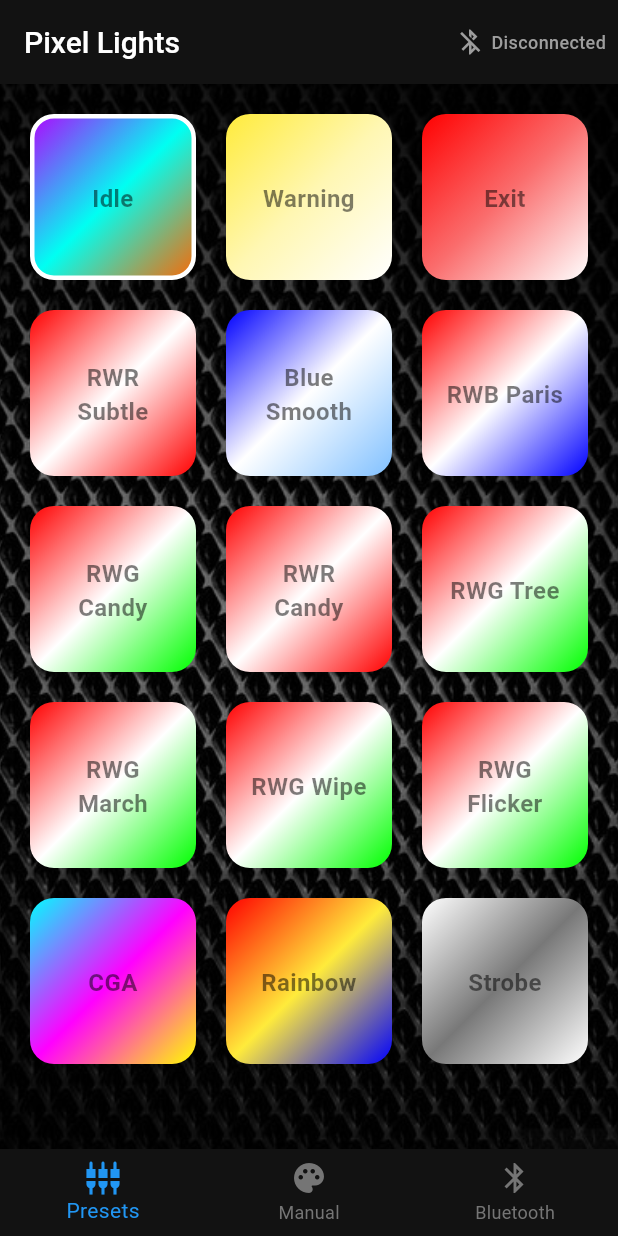
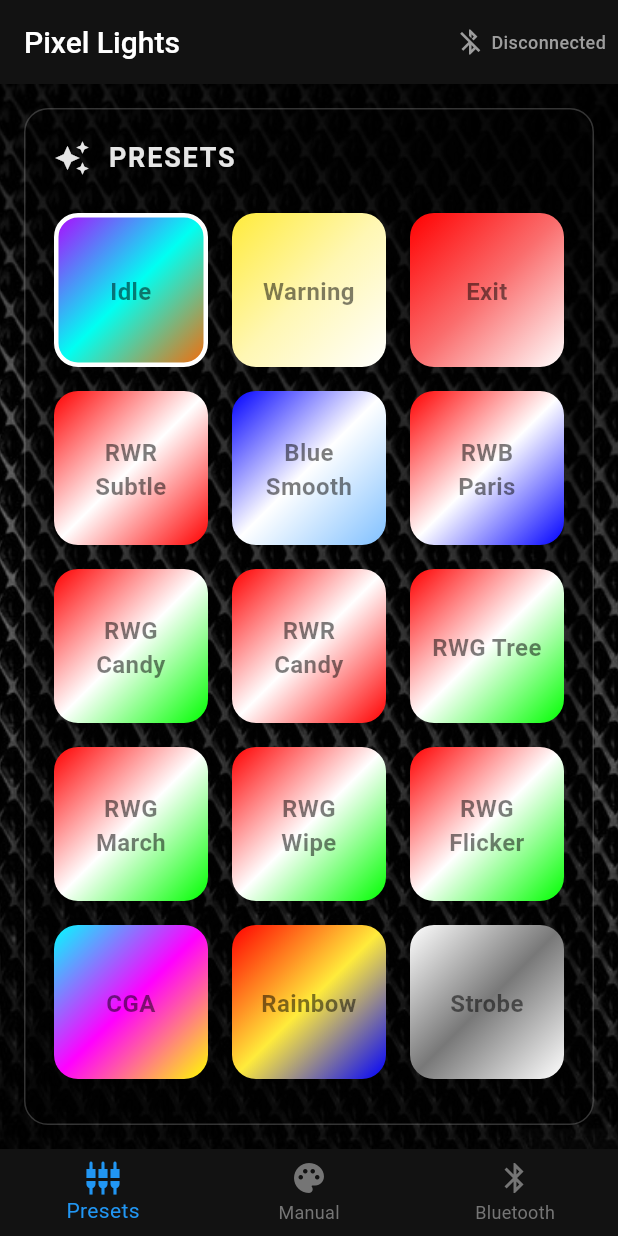
Before and after one commit to insomnolence/flutter-pixel-control, a Flutter app: the screen it shows after launch, on a phone screen of 412 x 824 dp. Run offline on Flutter 3.47's test engine with Material 3 defaults, Android fonts, the phone set to English and light mode, and no system bars; our stand-ins replace flutter_blue_plus, permission_handler, shared_preferences.

Commit message:
Moved the Presets screen to a card-based design to have it look more unified with the changes made in Manual Screen.

```diff
--- a/lib/screens/presets_screen.dart
+++ b/lib/screens/presets_screen.dart
@@ -53,17 +53,64 @@ class _PresetsScreenState extends State<PresetsScreen> {
     return Consumer<PixelLightsViewModel>(
       builder: (context, viewModel, child) {
         return BackgroundMesh(
-          child: Center(
+          child: Padding(
+            padding: const EdgeInsets.all(16.0),
+            child: viewModel.orderedPatterns.isEmpty
+                ? const SizedBox()
+                : Card(
+                    elevation: 8,
+                    margin: EdgeInsets.zero,
+                    color: Colors.black.withOpacity(0.3),
+                    shape: RoundedRectangleBorder(
+                      borderRadius: BorderRadius.circular(16),
+                      side: BorderSide(color: Colors.white.withOpacity(0.2), width: 1),
+                    ),
                     child: Padding(
                       padding: const EdgeInsets.all(20.0),
-              child: viewModel.orderedPatterns.isEmpty
-                      ? const SizedBox()
-                      : GridView.builder(
-                        gridDelegate:
-                            const SliverGridDelegateWithFixedCrossAxisCount(
+                      child: Column(
+                        crossAxisAlignment: CrossAxisAlignment.stretch,
+                        children: [
+                          _buildHeader(),
+                          const SizedBox(height: 24),
+                          Expanded(child: _buildPresetsGrid(viewModel)),
+                        ],
+                      ),
+                    ),
+                  ),
+          ),
+        );
+      },
+    );
+  }
+
+  Widget _buildHeader() {
+    return Row(
+      children: [
+        Icon(
+          Icons.auto_awesome,
+          color: Colors.white.withOpacity(0.9),
+          size: 24,
+        ),
+        const SizedBox(width: 12),
+        Text(
+          'PRESETS',
+          style: TextStyle(
+            color: Colors.white.withOpacity(0.9),
+            fontSize: 18,
+            fontWeight: FontWeight.bold,
+            letterSpacing: 1.2,
+          ),
+        ),
+      ],
+    );
+  }
+
+  Widget _buildPresetsGrid(PixelLightsViewModel viewModel) {
+    return GridView.builder(
+      gridDelegate: const SliverGridDelegateWithFixedCrossAxisCount(
         crossAxisCount: 3,
-                              crossAxisSpacing: 20.0,
-                              mainAxisSpacing: 20.0,
+        crossAxisSpacing: 16.0,
+        mainAxisSpacing: 16.0,
         childAspectRatio: 1.0,
       ),
       itemBuilder: (context, index) {
@@ -84,11 +131,6 @@ class _PresetsScreenState extends State<PresetsScreen> {
         );
       },
       itemCount: viewModel.orderedPatterns.length,
-                      ),
-            ),
-          ),
-        );
-      },
     );
   }
 }
```
Lines whose indentation alone changed are shown as unchanged.
